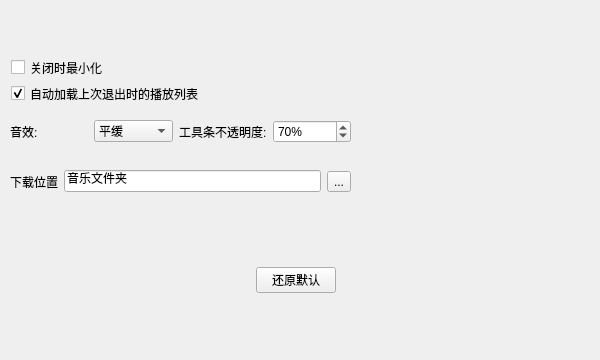
First picture: the form in src/settingwindow.ui, repository Remaker01/TinyPlayer, before the edit.
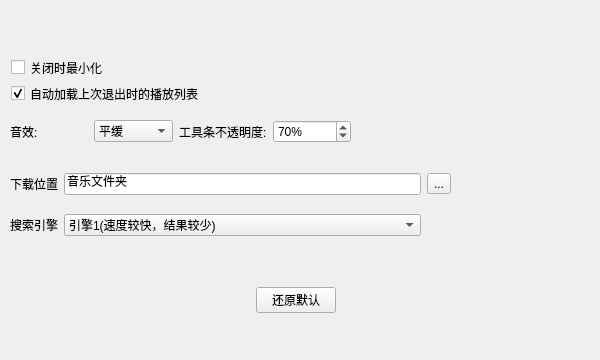
Second picture: the form after the edit.

Commit message: 支持2种搜索方式

Diff of the .ui file:
```diff
--- a/src/settingwindow.ui
+++ b/src/settingwindow.ui
@@ -58,9 +58,9 @@
    <property name="geometry">
     <rect>
      <x>10</x>
-     <y>220</y>
+     <y>260</y>
      <width>571</width>
-     <height>121</height>
+     <height>81</height>
     </rect>
    </property>
    <property name="sizePolicy">
@@ -196,19 +196,47 @@
     <rect>
      <x>10</x>
      <y>160</y>
-     <width>341</width>
-     <height>43</height>
+     <width>441</width>
+     <height>91</height>
     </rect>
    </property>
-   <layout class="QHBoxLayout" name="horizontalLayout_3">
-    <item>
+   <layout class="QGridLayout" name="gridLayout">
+    <item row="1" column="0">
+     <widget class="QLabel" name="methodLabel">
+      <property name="text">
+       <string>搜索引擎</string>
+      </property>
+     </widget>
+    </item>
+    <item row="1" column="2">
+     <widget class="QComboBox" name="methodBox">
+      <item>
+       <property name="text">
+        <string>引擎1(速度较快，结果较少)</string>
+       </property>
+      </item>
+      <item>
+       <property name="text">
+        <string>引擎2(速度较慢且可靠性稍差，结果较多)</string>
+       </property>
+      </item>
+     </widget>
+    </item>
+    <item row="0" column="0">
      <widget class="QLabel" name="locLabel">
       <property name="text">
        <string>下载位置</string>
       </property>
      </widget>
     </item>
-    <item>
+    <item row="0" column="3">
+     <widget class="QToolButton" name="locButton">
+      <property name="text">
+       <string>...</string>
+      </property>
+     </widget>
+    </item>
+    <item row="0" column="2">
      <widget class="QLineEdit" name="locEdit">
       <property name="text">
        <string>音乐文件夹</string>
@@ -218,13 +246,6 @@
       </property>
      </widget>
     </item>
-    <item>
-     <widget class="QToolButton" name="locButton">
-      <property name="text">
-       <string>...</string>
-      </property>
-     </widget>
-    </item>
    </layout>
   </widget>
  </widget>
```
The commit also changes 6 other files.
